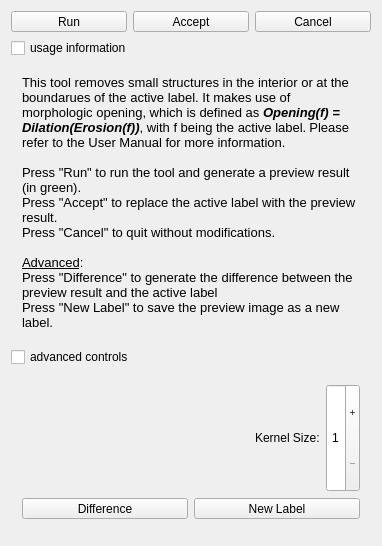
The window that Modules/SegmentationUI/Qmitk/QmitkOpenTool3DGUIControls.ui (MITK/MITK) describes before a commit, drawn with Qt 5.
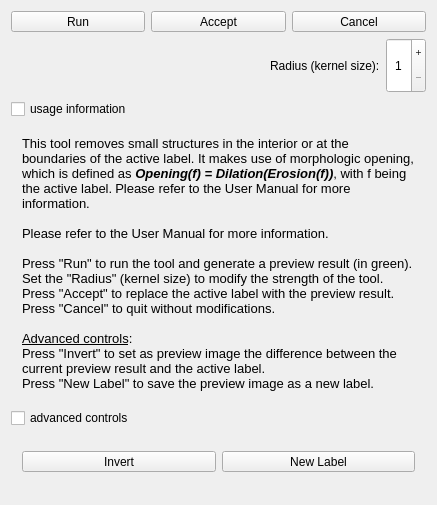
The same window after the commit. Icons and pictures are not drawn.

Commit message: usability improvements in 3D tools

```diff
--- a/Modules/SegmentationUI/Qmitk/QmitkOpenTool3DGUIControls.ui
+++ b/Modules/SegmentationUI/Qmitk/QmitkOpenTool3DGUIControls.ui
@@ -6,8 +6,8 @@
    <rect>
     <x>0</x>
     <y>0</y>
-    <width>382</width>
-    <height>546</height>
+    <width>437</width>
+    <height>505</height>
    </rect>
   </property>
   <property name="sizePolicy">
@@ -156,6 +156,79 @@
      </item>
     </layout>
    </item>
+   <item>
+    <layout class="QHBoxLayout" name="horizontalLayout_3">
+     <item>
+      <spacer name="horizontalSpacer_2">
+       <property name="orientation">
+        <enum>Qt::Horizontal</enum>
+       </property>
+       <property name="sizeHint" stdset="0">
+        <size>
+         <width>40</width>
+         <height>20</height>
+        </size>
+       </property>
+      </spacer>
+     </item>
+     <item>
+      <widget class="QLabel" name="m_lblKernelSize">
+       <property name="sizePolicy">
+        <sizepolicy hsizetype="Fixed" vsizetype="Minimum">
+         <horstretch>0</horstretch>
+         <verstretch>0</verstretch>
+        </sizepolicy>
+       </property>
+       <property name="text">
+        <string>Radius (kernel size):</string>
+       </property>
+      </widget>
+     </item>
+     <item>
+      <widget class="QSpinBox" name="m_sbKernelSize">
+       <property name="sizePolicy">
+        <sizepolicy hsizetype="Minimum" vsizetype="Minimum">
+         <horstretch>0</horstretch>
+         <verstretch>0</verstretch>
+        </sizepolicy>
+       </property>
+       <property name="minimumSize">
+        <size>
+         <width>40</width>
+         <height>0</height>
+        </size>
+       </property>
+       <property name="maximumSize">
+        <size>
+         <width>40</width>
+         <height>16777215</height>
+        </size>
+       </property>
+       <property name="layoutDirection">
+        <enum>Qt::LeftToRight</enum>
+       </property>
+       <property name="wrapping">
+        <bool>false</bool>
+       </property>
+       <property name="alignment">
+        <set>Qt::AlignCenter</set>
+       </property>
+       <property name="buttonSymbols">
+        <enum>QAbstractSpinBox::PlusMinus</enum>
+       </property>
+       <property name="minimum">
+        <number>1</number>
+       </property>
+       <property name="maximum">
+        <number>10</number>
+       </property>
+       <property name="value">
+        <number>1</number>
+       </property>
+      </widget>
+     </item>
+    </layout>
+   </item>
    <item>
     <widget class="QCheckBox" name="m_cbShowInformation">
      <property name="text">
@@ -179,14 +252,17 @@
 &lt;html&gt;&lt;head&gt;&lt;meta name=&quot;qrichtext&quot; content=&quot;1&quot; /&gt;&lt;style type=&quot;text/css&quot;&gt;
 p, li { white-space: pre-wrap; }
 &lt;/style&gt;&lt;/head&gt;&lt;body style=&quot; font-family:'MS Shell Dlg 2'; font-size:8pt; font-weight:400; font-style:normal;&quot;&gt;
-&lt;p style=&quot; margin-top:0px; margin-bottom:0px; margin-left:0px; margin-right:0px; -qt-block-indent:0; text-indent:0px;&quot;&gt;&lt;span style=&quot; font-family:'Sans'; font-size:10pt;&quot;&gt;This tool removes small structures in the interior or at the boundarues of the active label. It makes use of morphologic opening, which is defined as &lt;/span&gt;&lt;span style=&quot; font-size:10pt; font-weight:600; font-style:italic;&quot;&gt;Opening(f) = Dilation(Erosion(f))&lt;/span&gt;&lt;span style=&quot; font-size:10pt;&quot;&gt;, with f being the active label.&lt;/span&gt; &lt;span style=&quot; font-size:10pt;&quot;&gt;Please refer to the User Manual for more information.&lt;/span&gt;&lt;/p&gt;
+&lt;p style=&quot; margin-top:0px; margin-bottom:0px; margin-left:0px; margin-right:0px; -qt-block-indent:0; text-indent:0px;&quot;&gt;&lt;span style=&quot; font-family:'Sans'; font-size:10pt;&quot;&gt;This tool removes small structures in the interior or at the boundaries of the active label. It makes use of morphologic opening, which is defined as &lt;/span&gt;&lt;span style=&quot; font-size:10pt; font-weight:600; font-style:italic;&quot;&gt;Opening(f) = Dilation(Erosion(f))&lt;/span&gt;&lt;span style=&quot; font-size:10pt;&quot;&gt;, with f being the active label.&lt;/span&gt; &lt;span style=&quot; font-size:10pt;&quot;&gt;Please refer to the User Manual for more information.&lt;/span&gt;&lt;/p&gt;
 &lt;p style=&quot;-qt-paragraph-type:empty; margin-top:0px; margin-bottom:0px; margin-left:0px; margin-right:0px; -qt-block-indent:0; text-indent:0px; font-family:'Sans'; font-size:10pt;&quot;&gt;&lt;br /&gt;&lt;/p&gt;
+&lt;p style=&quot; margin-top:0px; margin-bottom:0px; margin-left:0px; margin-right:0px; -qt-block-indent:0; text-indent:0px;&quot;&gt;&lt;span style=&quot; font-size:10pt;&quot;&gt;Please refer to the User Manual for more information.&lt;/span&gt;&lt;/p&gt;
+&lt;p style=&quot;-qt-paragraph-type:empty; margin-top:0px; margin-bottom:0px; margin-left:0px; margin-right:0px; -qt-block-indent:0; text-indent:0px; font-size:10pt;&quot;&gt;&lt;br /&gt;&lt;/p&gt;
 &lt;p style=&quot; margin-top:0px; margin-bottom:0px; margin-left:0px; margin-right:0px; -qt-block-indent:0; text-indent:0px;&quot;&gt;&lt;span style=&quot; font-family:'Sans'; font-size:10pt;&quot;&gt;Press &amp;quot;Run&amp;quot; to run the tool and generate a preview result (in green).&lt;/span&gt;&lt;/p&gt;
+&lt;p style=&quot; margin-top:0px; margin-bottom:0px; margin-left:0px; margin-right:0px; -qt-block-indent:0; text-indent:0px;&quot;&gt;&lt;span style=&quot; font-family:'Sans'; font-size:10pt;&quot;&gt;Set the &amp;quot;Radius&amp;quot; (kernel size) to modify the strength of the tool.&lt;/span&gt;&lt;/p&gt;
 &lt;p style=&quot; margin-top:0px; margin-bottom:0px; margin-left:0px; margin-right:0px; -qt-block-indent:0; text-indent:0px;&quot;&gt;&lt;span style=&quot; font-family:'Sans'; font-size:10pt;&quot;&gt;Press &amp;quot;Accept&amp;quot; to replace the active label with the preview result.&lt;/span&gt;&lt;/p&gt;
 &lt;p style=&quot; margin-top:0px; margin-bottom:0px; margin-left:0px; margin-right:0px; -qt-block-indent:0; text-indent:0px;&quot;&gt;&lt;span style=&quot; font-family:'Sans'; font-size:10pt;&quot;&gt;Press &amp;quot;Cancel&amp;quot; to quit without modifications.&lt;/span&gt;&lt;/p&gt;
 &lt;p style=&quot;-qt-paragraph-type:empty; margin-top:0px; margin-bottom:0px; margin-left:0px; margin-right:0px; -qt-block-indent:0; text-indent:0px; font-family:'Sans'; font-size:10pt;&quot;&gt;&lt;br /&gt;&lt;/p&gt;
-&lt;p style=&quot; margin-top:0px; margin-bottom:0px; margin-left:0px; margin-right:0px; -qt-block-indent:0; text-indent:0px;&quot;&gt;&lt;span style=&quot; font-family:'Sans'; font-size:10pt; text-decoration: underline;&quot;&gt;Advanced&lt;/span&gt;&lt;span style=&quot; font-family:'Sans'; font-size:10pt;&quot;&gt;:&lt;/span&gt;&lt;/p&gt;
-&lt;p style=&quot; margin-top:0px; margin-bottom:0px; margin-left:0px; margin-right:0px; -qt-block-indent:0; text-indent:0px;&quot;&gt;&lt;span style=&quot; font-family:'Sans'; font-size:10pt;&quot;&gt;Press &amp;quot;Difference&amp;quot; to generate the difference between the preview result and the active label&lt;/span&gt;&lt;/p&gt;
+&lt;p style=&quot; margin-top:0px; margin-bottom:0px; margin-left:0px; margin-right:0px; -qt-block-indent:0; text-indent:0px;&quot;&gt;&lt;span style=&quot; font-family:'Sans'; font-size:10pt; text-decoration: underline;&quot;&gt;Advanced controls&lt;/span&gt;&lt;span style=&quot; font-family:'Sans'; font-size:10pt;&quot;&gt;:&lt;/span&gt;&lt;/p&gt;
+&lt;p style=&quot; margin-top:0px; margin-bottom:0px; margin-left:0px; margin-right:0px; -qt-block-indent:0; text-indent:0px;&quot;&gt;&lt;span style=&quot; font-family:'Sans'; font-size:10pt;&quot;&gt;Press &amp;quot;Invert&amp;quot; to set as preview image the difference between the current preview result and the active label.&lt;/span&gt;&lt;/p&gt;
 &lt;p style=&quot; margin-top:0px; margin-bottom:0px; margin-left:0px; margin-right:0px; -qt-block-indent:0; text-indent:0px;&quot;&gt;&lt;span style=&quot; font-family:'Sans'; font-size:10pt;&quot;&gt;Press &amp;quot;New Label&amp;quot; to save the preview image as a new label.&lt;/span&gt;&lt;/p&gt;&lt;/body&gt;&lt;/html&gt;</string>
         </property>
         <property name="alignment">
@@ -210,73 +286,6 @@
    <item>
     <widget class="QWidget" name="m_AdvancedControlsWidget" native="true">
      <layout class="QVBoxLayout" name="verticalLayout">
-      <item>
-       <layout class="QHBoxLayout" name="horizontalLayout_3">
-        <item>
-         <spacer name="horizontalSpacer_2">
-          <property name="orientation">
-           <enum>Qt::Horizontal</enum>
-          </property>
-          <property name="sizeHint" stdset="0">
-           <size>
-            <width>40</width>
-            <height>20</height>
-           </size>
-          </property>
-         </spacer>
-        </item>
-        <item>
-         <widget class="QLabel" name="m_lblKernelSize">
-          <property name="sizePolicy">
-           <sizepolicy hsizetype="Fixed" vsizetype="Minimum">
-            <horstretch>0</horstretch>
-            <verstretch>0</verstretch>
-           </sizepolicy>
-          </property>
-          <property name="text">
-           <string>Kernel Size:</string>
-          </property>
-         </widget>
-        </item>
-        <item>
-         <widget class="QSpinBox" name="m_sbKernelSize">
-          <property name="sizePolicy">
-           <sizepolicy hsizetype="Minimum" vsizetype="Minimum">
-            <horstretch>0</horstretch>
-            <verstretch>0</verstretch>
-           </sizepolicy>
-          </property>
-          <property name="maximumSize">
-           <size>
-            <width>40</width>
-            <height>16777215</height>
-           </size>
-          </property>
-          <property name="layoutDirection">
-           <enum>Qt::LeftToRight</enum>
-          </property>
-          <property name="wrapping">
-           <bool>false</bool>
-          </property>
-          <property name="alignment">
-           <set>Qt::AlignCenter</set>
-          </property>
-          <property name="buttonSymbols">
-           <enum>QAbstractSpinBox::PlusMinus</enum>
-          </property>
-          <property name="minimum">
-           <number>1</number>
-          </property>
-          <property name="maximum">
-           <number>5</number>
-          </property>
-          <property name="value">
-           <number>1</number>
-          </property>
-         </widget>
-        </item>
-       </layout>
-      </item>
       <item>
        <layout class="QHBoxLayout" name="horizontalLayout_4">
         <item>
@@ -294,7 +303,7 @@
            <string>Replace active label with the difference from the preview result</string>
           </property>
           <property name="text">
-           <string>Difference</string>
+           <string>Invert</string>
           </property>
           <property name="icon">
            <iconset resource="../resources/SegmentationUI.qrc">
```
The commit also changes 32 other files.
